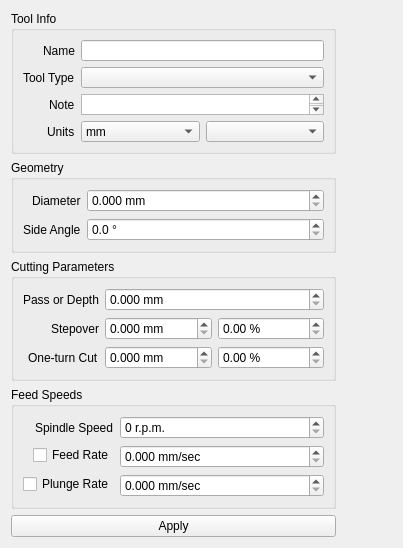
The window that G2G/tooldatabase/tooleditform.ui (aLDime/GERBER_X2) describes before a commit, drawn with Qt 5.
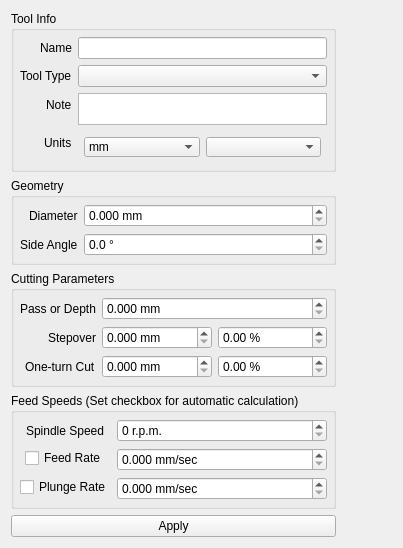
The same window after the commit.

The edit to the form file:
```diff
--- a/G2G/tooldatabase/tooleditform.ui
+++ b/G2G/tooldatabase/tooleditform.ui
@@ -35,6 +35,18 @@
       <property name="labelAlignment">
        <set>Qt::AlignRight|Qt::AlignTrailing|Qt::AlignVCenter</set>
       </property>
+      <property name="leftMargin">
+       <number>6</number>
+      </property>
+      <property name="topMargin">
+       <number>6</number>
+      </property>
+      <property name="rightMargin">
+       <number>6</number>
+      </property>
+      <property name="bottomMargin">
+       <number>6</number>
+      </property>
       <item row="0" column="0">
        <widget class="QLabel" name="nameLabel">
         <property name="text">
@@ -93,6 +105,18 @@
       </item>
       <item row="4" column="1">
        <layout class="QHBoxLayout" name="hlUnuts">
+        <property name="leftMargin">
+         <number>6</number>
+        </property>
+        <property name="topMargin">
+         <number>6</number>
+        </property>
+        <property name="rightMargin">
+         <number>6</number>
+        </property>
+        <property name="bottomMargin">
+         <number>6</number>
+        </property>
         <item>
          <widget class="QComboBox" name="cbxUnits">
           <property name="enabled">
@@ -158,6 +182,18 @@
       <property name="labelAlignment">
        <set>Qt::AlignRight|Qt::AlignTrailing|Qt::AlignVCenter</set>
       </property>
+      <property name="leftMargin">
+       <number>6</number>
+      </property>
+      <property name="topMargin">
+       <number>6</number>
+      </property>
+      <property name="rightMargin">
+       <number>6</number>
+      </property>
+      <property name="bottomMargin">
+       <number>6</number>
+      </property>
       <item row="0" column="0">
        <widget class="QLabel" name="diameterLabel">
         <property name="text">
@@ -213,6 +249,18 @@
       <property name="labelAlignment">
        <set>Qt::AlignRight|Qt::AlignTrailing|Qt::AlignVCenter</set>
       </property>
+      <property name="leftMargin">
+       <number>6</number>
+      </property>
+      <property name="topMargin">
+       <number>6</number>
+      </property>
+      <property name="rightMargin">
+       <number>6</number>
+      </property>
+      <property name="bottomMargin">
+       <number>6</number>
+      </property>
       <item row="0" column="0">
        <widget class="QLabel" name="label_3">
         <property name="text">
@@ -245,6 +293,18 @@
       </item>
       <item row="1" column="1">
        <layout class="QHBoxLayout" name="horizontalLayout_2">
+        <property name="leftMargin">
+         <number>0</number>
+        </property>
+        <property name="topMargin">
+         <number>0</number>
+        </property>
+        <property name="rightMargin">
+         <number>0</number>
+        </property>
+        <property name="bottomMargin">
+         <number>0</number>
+        </property>
         <item>
          <widget class="QDoubleSpinBox" name="dsbxStepover">
           <property name="suffix">
@@ -288,6 +348,18 @@
       </item>
       <item row="2" column="1">
        <layout class="QHBoxLayout" name="horizontalLayout">
+        <property name="leftMargin">
+         <number>0</number>
+        </property>
+        <property name="topMargin">
+         <number>0</number>
+        </property>
+        <property name="rightMargin">
+         <number>0</number>
+        </property>
+        <property name="bottomMargin">
+         <number>0</number>
+        </property>
         <item>
          <widget class="QDoubleSpinBox" name="dsbxOneTurnCut">
           <property name="suffix">
@@ -328,11 +400,23 @@
    <item row="3" column="0">
     <widget class="QGroupBox" name="groupBox_4">
      <property name="title">
-      <string>Feed Speeds</string>
+      <string>Feed Speeds (Set checkbox for automatic calculation)</string>
      </property>
      <layout class="QFormLayout" name="formLayout_4">
       <property name="labelAlignment">
-       <set>Qt::AlignRight|Qt::AlignTrailing|Qt::AlignVCenter</set>
+       <set>Qt::AlignCenter</set>
+      </property>
+      <property name="leftMargin">
+       <number>6</number>
+      </property>
+      <property name="topMargin">
+       <number>6</number>
+      </property>
+      <property name="rightMargin">
+       <number>6</number>
+      </property>
+      <property name="bottomMargin">
+       <number>6</number>
       </property>
       <item row="0" column="0">
        <widget class="QLabel" name="label_6">
```
